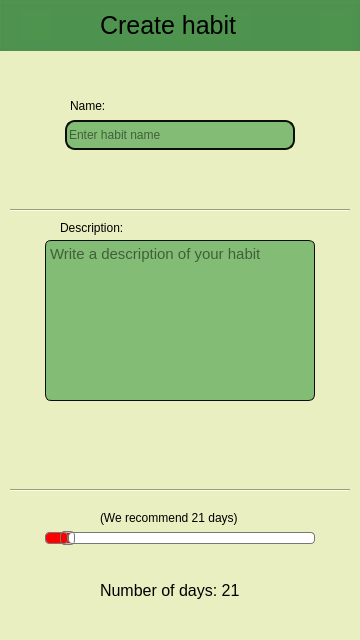
First picture: the form in createhabit.ui, repository oleksandrhf/GoHabit, before the edit.
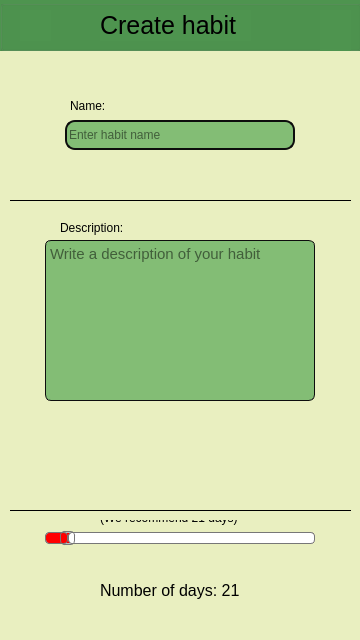
Second picture: the form after the edit. Icons and pictures are not drawn.

Diff of the .ui file:
```diff
--- a/createhabit.ui
+++ b/createhabit.ui
@@ -315,38 +315,6 @@
    <zorder>pushButton</zorder>
    <zorder>pushButton_2</zorder>
   </widget>
-  <widget class="Line" name="line_2">
-   <property name="geometry">
-    <rect>
-     <x>10</x>
-     <y>480</y>
-     <width>340</width>
-     <height>20</height>
-    </rect>
-   </property>
-   <property name="lineWidth">
-    <number>1</number>
-   </property>
-   <property name="orientation">
-    <enum>Qt::Horizontal</enum>
-   </property>
-  </widget>
-  <widget class="Line" name="line_3">
-   <property name="geometry">
-    <rect>
-     <x>10</x>
-     <y>200</y>
-     <width>340</width>
-     <height>20</height>
-    </rect>
-   </property>
-   <property name="lineWidth">
-    <number>1</number>
-   </property>
-   <property name="orientation">
-    <enum>Qt::Horizontal</enum>
-   </property>
-  </widget>
   <widget class="QLabel" name="label">
    <property name="geometry">
     <rect>
@@ -395,6 +363,38 @@
     <string>(We recommend 21 days)</string>
    </property>
   </widget>
+  <widget class="Line" name="line">
+   <property name="geometry">
+    <rect>
+     <x>10</x>
+     <y>190</y>
+     <width>341</width>
+     <height>20</height>
+    </rect>
+   </property>
+   <property name="frameShadow">
+    <enum>QFrame::Plain</enum>
+   </property>
+   <property name="orientation">
+    <enum>Qt::Horizontal</enum>
+   </property>
+  </widget>
+  <widget class="Line" name="line_2">
+   <property name="geometry">
+    <rect>
+     <x>10</x>
+     <y>500</y>
+     <width>341</width>
+     <height>20</height>
+    </rect>
+   </property>
+   <property name="frameShadow">
+    <enum>QFrame::Plain</enum>
+   </property>
+   <property name="orientation">
+    <enum>Qt::Horizontal</enum>
+   </property>
+  </widget>
  </widget>
  <tabstops>
   <tabstop>horizontalSlider</tabstop>
```
